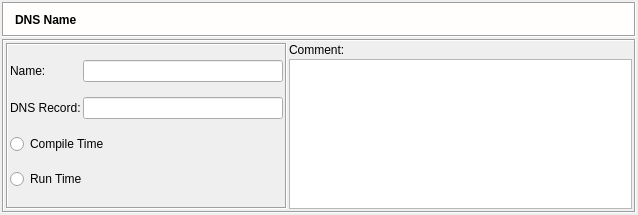
Qt form src/gui/dnsnamedialog_q.ui (fwbuilder/fwbuilder) before a commit.
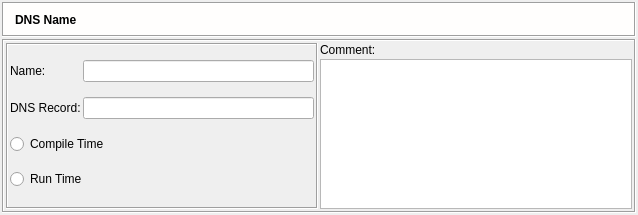
The same form after that commit. Icons and pictures are not drawn.

What changed in the file:
```diff
--- a/src/gui/dnsnamedialog_q.ui
+++ b/src/gui/dnsnamedialog_q.ui
@@ -227,13 +227,13 @@
             <widget class="QLineEdit" name="obj_name" >
              <property name="sizePolicy" >
               <sizepolicy vsizetype="Fixed" hsizetype="Preferred" >
-               <horstretch>0</horstretch>
+               <horstretch>200</horstretch>
                <verstretch>0</verstretch>
               </sizepolicy>
              </property>
              <property name="minimumSize" >
               <size>
-               <width>200</width>
+               <width>0</width>
                <height>0</height>
               </size>
              </property>
```
